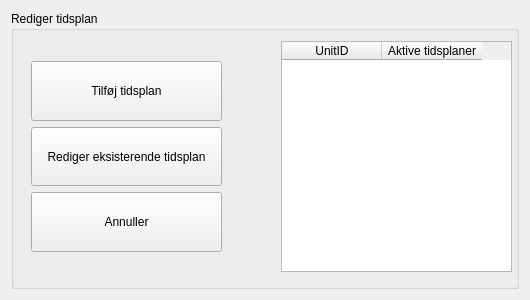
The window that HomeAutomation/editentry.ui (PRJ2GR15/Software-Design) describes before a commit, drawn with Qt 5.
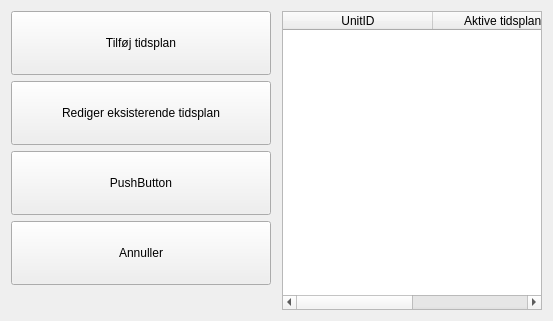
The same window after the commit.

The edit to the form file:
```diff
--- a/HomeAutomation/editentry.ui
+++ b/HomeAutomation/editentry.ui
@@ -6,8 +6,8 @@
    <rect>
     <x>0</x>
     <y>0</y>
-    <width>530</width>
-    <height>300</height>
+    <width>553</width>
+    <height>321</height>
    </rect>
   </property>
   <property name="sizePolicy">
@@ -21,21 +21,97 @@
   </property>
   <layout class="QHBoxLayout" name="horizontalLayout">
    <item>
-    <widget class="QGroupBox" name="groupBox">
-     <property name="title">
-      <string>Rediger tidsplan</string>
-     </property>
+    <layout class="QVBoxLayout" name="verticalLayout">
+     <item>
+      <widget class="QPushButton" name="pushButton">
+       <property name="sizePolicy">
+        <sizepolicy hsizetype="Preferred" vsizetype="Preferred">
+         <horstretch>0</horstretch>
+         <verstretch>0</verstretch>
+        </sizepolicy>
+       </property>
+       <property name="text">
+        <string>Tilføj tidsplan</string>
+       </property>
+      </widget>
+     </item>
+     <item>
+      <widget class="QPushButton" name="pushButton_2">
+       <property name="sizePolicy">
+        <sizepolicy hsizetype="Minimum" vsizetype="Preferred">
+         <horstretch>0</horstretch>
+         <verstretch>0</verstretch>
+        </sizepolicy>
+       </property>
+       <property name="text">
+        <string>Rediger eksisterende tidsplan</string>
+       </property>
+      </widget>
+     </item>
+     <item>
+      <widget class="QPushButton" name="pushButton_4">
+       <property name="sizePolicy">
+        <sizepolicy hsizetype="Preferred" vsizetype="Preferred">
+         <horstretch>0</horstretch>
+         <verstretch>0</verstretch>
+        </sizepolicy>
+       </property>
+       <property name="text">
+        <string>PushButton</string>
+       </property>
+      </widget>
+     </item>
+     <item>
+      <widget class="QPushButton" name="pushButton_3">
+       <property name="sizePolicy">
+        <sizepolicy hsizetype="Minimum" vsizetype="Preferred">
+         <horstretch>0</horstretch>
+         <verstretch>0</verstretch>
+        </sizepolicy>
+       </property>
+       <property name="text">
+        <string>Annuller</string>
+       </property>
+      </widget>
+     </item>
+     <item>
+      <spacer name="verticalSpacer_2">
+       <property name="orientation">
+        <enum>Qt::Vertical</enum>
+       </property>
+       <property name="sizeType">
+        <enum>QSizePolicy::Minimum</enum>
+       </property>
+       <property name="sizeHint" stdset="0">
+        <size>
+         <width>20</width>
+         <height>25</height>
+        </size>
+       </property>
+      </spacer>
+     </item>
+    </layout>
+   </item>
+   <item>
+    <spacer name="horizontalSpacer">
+     <property name="orientation">
+      <enum>Qt::Horizontal</enum>
+     </property>
+     <property name="sizeType">
+      <enum>QSizePolicy::Fixed</enum>
+     </property>
+     <property name="sizeHint" stdset="0">
+      <size>
+       <width>5</width>
+       <height>20</height>
+      </size>
+     </property>
+    </spacer>
+   </item>
+   <item>
      <widget class="QTableWidget" name="EntryTable">
-      <property name="geometry">
-       <rect>
-        <x>270</x>
-        <y>30</y>
-        <width>231</width>
-        <height>231</height>
-       </rect>
-      </property>
       <property name="sizePolicy">
-       <sizepolicy hsizetype="Fixed" vsizetype="Fixed">
+      <sizepolicy hsizetype="Preferred" vsizetype="Preferred">
         <horstretch>0</horstretch>
         <verstretch>0</verstretch>
        </sizepolicy>
@@ -49,6 +125,15 @@
       <property name="selectionBehavior">
        <enum>QAbstractItemView::SelectRows</enum>
       </property>
+     <attribute name="horizontalHeaderDefaultSectionSize">
+      <number>115</number>
+     </attribute>
+     <attribute name="horizontalHeaderMinimumSectionSize">
+      <number>150</number>
+     </attribute>
+     <attribute name="horizontalHeaderStretchLastSection">
+      <bool>false</bool>
+     </attribute>
       <attribute name="verticalHeaderVisible">
        <bool>false</bool>
       </attribute>
@@ -62,58 +147,6 @@
         <string>Aktive tidsplaner</string>
        </property>
       </column>
-     </widget>
-     <widget class="QWidget" name="layoutWidget">
-      <property name="geometry">
-       <rect>
-        <x>20</x>
-        <y>50</y>
-        <width>191</width>
-        <height>191</height>
-       </rect>
-      </property>
-      <layout class="QVBoxLayout" name="verticalLayout">
-       <item>
-        <widget class="QPushButton" name="pushButton">
-         <property name="sizePolicy">
-          <sizepolicy hsizetype="Preferred" vsizetype="Preferred">
-           <horstretch>0</horstretch>
-           <verstretch>0</verstretch>
-          </sizepolicy>
-         </property>
-         <property name="text">
-          <string>Tilføj tidsplan</string>
-         </property>
-        </widget>
-       </item>
-       <item>
-        <widget class="QPushButton" name="pushButton_2">
-         <property name="sizePolicy">
-          <sizepolicy hsizetype="Minimum" vsizetype="Preferred">
-           <horstretch>0</horstretch>
-           <verstretch>0</verstretch>
-          </sizepolicy>
-         </property>
-         <property name="text">
-          <string>Rediger eksisterende tidsplan</string>
-         </property>
-        </widget>
-       </item>
-       <item>
-        <widget class="QPushButton" name="pushButton_3">
-         <property name="sizePolicy">
-          <sizepolicy hsizetype="Minimum" vsizetype="Preferred">
-           <horstretch>0</horstretch>
-           <verstretch>0</verstretch>
-          </sizepolicy>
-         </property>
-         <property name="text">
-          <string>Annuller</string>
-         </property>
-        </widget>
-       </item>
-      </layout>
-     </widget>
     </widget>
    </item>
   </layout>
```
Lines whose indentation alone changed are shown as unchanged.
